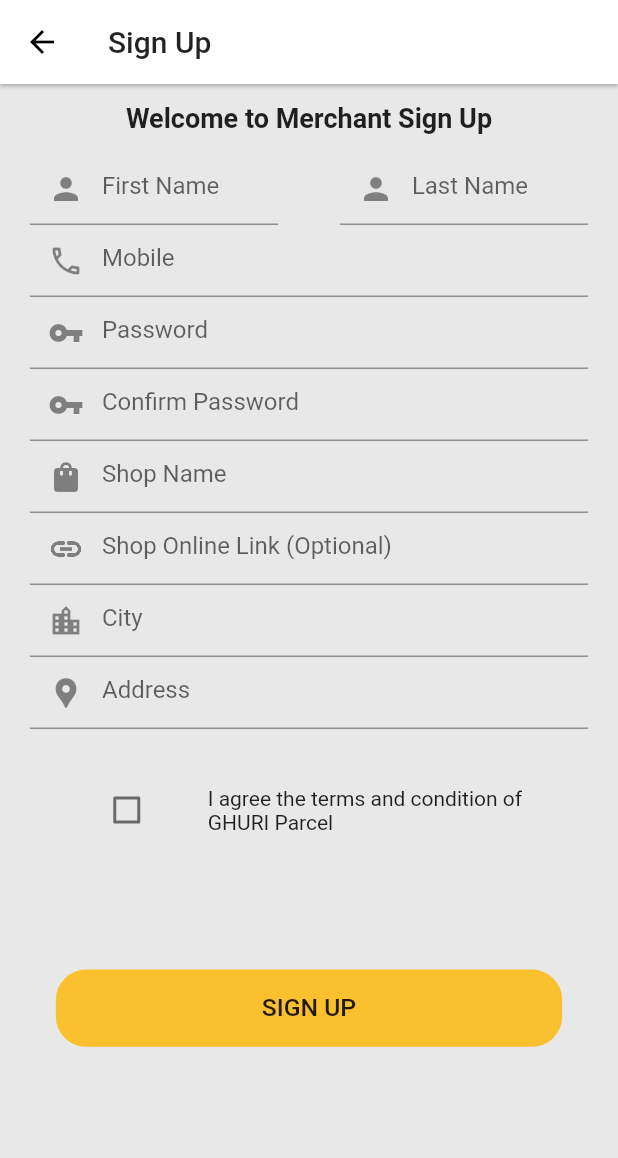
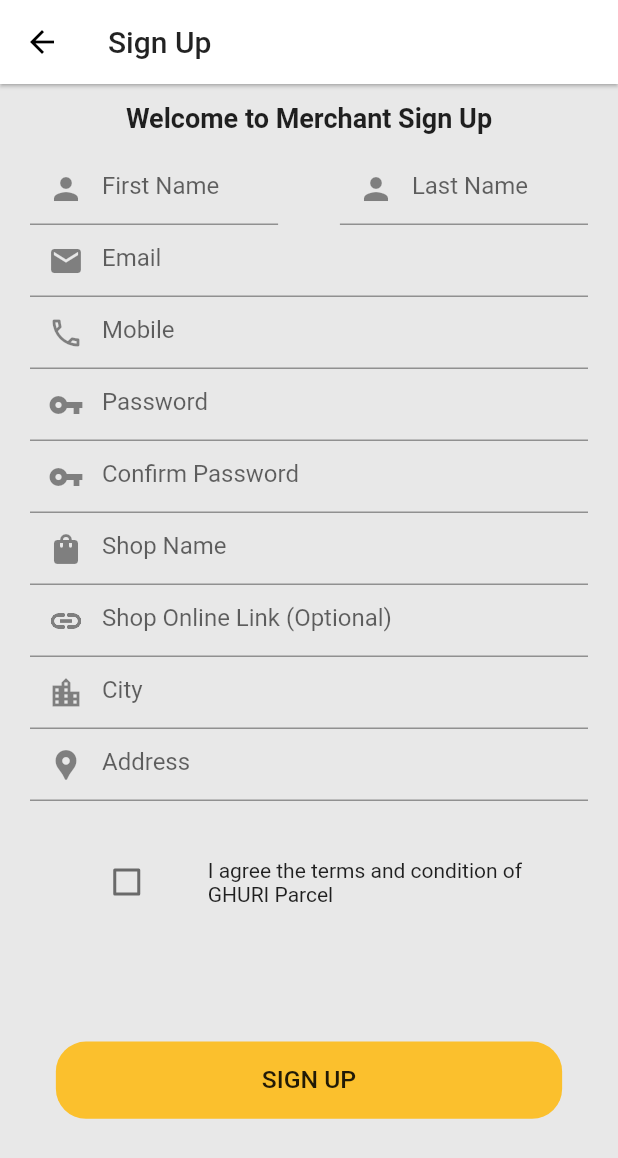
Before and after one commit to IshtiaqAhmadRion/ghuri_test_app, a Flutter app: the RegScreen screen opened by its route, on a phone screen of 412 x 824 dp. Shown: the top 1158 px of the screen. Run offline on Flutter 3.47's test engine with Material 2 defaults, Android fonts, the phone set to English and light mode, and no system bars; network calls fail.

Commit message:
text form field

```diff
--- /dev/null
+++ b/lib/constants.dart
@@ -0,0 +1,12 @@
+final RegExp emailValidatorRegExp =
+    RegExp(r"^[a-zA-Z0-9.]+@[a-zA-Z0-9]+\.[a-zA-z]+");
+
+const String kFirstNameError = "Enter Your Frist Name";
+const String kLastNameError = "Enter Your Last Name";
+const String kNumberError = "Please Enter Your Mobile Number";
+const String kValidNumberError = "Please Enter Valid Mobile Number";
+const String kPassNullError = "Please Enter your password";
+const String kShortPassError = "Password is too short";
+const String kMathcPassError = "Password don't match";
+const String kEmailNullError = "Please Enter your email";
+const String kInvalidEmailError = "Please Enter Valid Email";
--- a/lib/screens/registration/component/body.dart
+++ b/lib/screens/registration/component/body.dart
@@ -1,7 +1,6 @@
-// ignore_for_file: avoid_unnecessary_containers, prefer_const_constructors, prefer_final_fields, prefer_const_literals_to_create_immutables, deprecated_member_use
+// ignore_for_file: avoid_unnecessary_containers, prefer_const_constructors, prefer_final_fields, prefer_const_literals_to_create_immutables, deprecated_member_use, avoid_print, unused_local_variable
 
 import 'package:flutter/material.dart';
-import 'package:ghuri_test_app/screens/login/login_screen.dart';
 import 'package:ghuri_test_app/screens/registration/component/registration_form.dart';
 
 class Body extends StatefulWidget {
@@ -13,7 +12,7 @@ class Body extends StatefulWidget {
 
 class _BodyState extends State<Body> {
 
-   bool _isClicked = false;
+
 
   @override
   Widget build(BuildContext context) {
@@ -29,46 +28,7 @@ class _BodyState extends State<Body> {
             RegistrationForm(),
 
 
-            SizedBox(
-              height: 30,
-            ),
-            Row(
-              mainAxisAlignment: MainAxisAlignment.center,
-              children: [
-                Checkbox(
-                  checkColor: Colors.white,
-                  activeColor: Colors.yellow[700],
-                  value: _isClicked,
-                  onChanged: (bool? value) {
-                    setState(() {
-                      _isClicked = value!;
-                    });
-                  },
-                ),
-                SizedBox(width: 30),
-                Text("I agree the terms and condition of \nGHURI Parcel")
-              ],
-            ),
-            SizedBox(
-              height: screenHeight / 10,
-            ),
-            FlatButton(
-              height: screenWidth / 8,
-              padding: EdgeInsets.symmetric(horizontal: screenWidth / 3),
-              shape: RoundedRectangleBorder(
-                  borderRadius: BorderRadius.circular(20)),
-              onPressed: () {
-                Navigator.pushNamed(context, LoginScreen.routeName);
-              },
-              color: Colors.yellow[700],
-              child: Text(
-                "SIGN UP",
-                style: TextStyle(
-                  fontSize: screenWidth / 25,
-                  color: Colors.black87,
-                ),
-              ),
-            ),
+
             SizedBox(
               height: screenHeight / 8,
             )
--- a/lib/screens/registration/component/registration_form.dart
+++ b/lib/screens/registration/component/registration_form.dart
@@ -1,6 +1,13 @@
-// ignore_for_file: prefer_const_constructors_in_immutables, prefer_const_constructors, override_on_non_overriding_member, prefer_final_fields, unused_field, annotate_overrides
+// confirm pass complete need to work shop name and go on
+
+
+
+
+// ignore_for_file: prefer_const_constructors_in_immutables, prefer_const_constructors, override_on_non_overriding_member, prefer_final_fields, unused_field, annotate_overrides, avoid_print, deprecated_member_use, unused_local_variable
 
 import 'package:flutter/material.dart';
+import 'package:ghuri_test_app/constants.dart';
+import 'package:ghuri_test_app/screens/login/login_screen.dart';
 
 class RegistrationForm extends StatefulWidget {
   RegistrationForm({Key? key}) : super(key: key);
@@ -12,9 +19,18 @@ class RegistrationForm extends StatefulWidget {
 class _RegistrationFormState extends State<RegistrationForm> {
   @override
   GlobalKey<FormState> _formKey = GlobalKey<FormState>();
+  // ignore: prefer_typing_uninitialized_variables
+  String fName = '',
+      lName = '',
+      email = '',
+      mobile = '',
+      pass = '',
+      confirmPass = '';
 
-
+  bool _isClicked = false;
   Widget build(BuildContext context) {
+    var screenHeight = MediaQuery.of(context).size.height;
+    var screenWidth = MediaQuery.of(context).size.width;
     return Form(
       key: _formKey,
       child: Padding(
@@ -32,6 +48,7 @@ class _RegistrationFormState extends State<RegistrationForm> {
                 buildLastNameTextFormField(),
               ],
             ),
+            buildEmailFormField(),
             buildMobileFormField(),
             buildPasswordFormField(),
             buildConfirmPassFormField(),
@@ -39,6 +56,48 @@ class _RegistrationFormState extends State<RegistrationForm> {
             buildShopLinkFormField(),
             buildCityFormField(),
             buildAddressFormField(),
+            SizedBox(
+              height: 30,
+            ),
+            Row(
+              mainAxisAlignment: MainAxisAlignment.center,
+              children: [
+                Checkbox(
+                  checkColor: Colors.white,
+                  activeColor: Colors.yellow[700],
+                  value: _isClicked,
+                  onChanged: (bool? value) {
+                    setState(() {
+                      _isClicked = value!;
+                    });
+                  },
+                ),
+                SizedBox(width: 30),
+                Text("I agree the terms and condition of \nGHURI Parcel")
+              ],
+            ),
+            SizedBox(
+              height: screenHeight / 10,
+            ),
+            FlatButton(
+              height: screenWidth / 8,
+              padding: EdgeInsets.symmetric(horizontal: screenWidth / 3),
+              shape: RoundedRectangleBorder(
+                  borderRadius: BorderRadius.circular(20)),
+              onPressed: () {
+                if (_formKey.currentState!.validate()) {
+                  Navigator.pushNamed(context, LoginScreen.routeName);
+                }
+              },
+              color: Colors.yellow[700],
+              child: Text(
+                "SIGN UP",
+                style: TextStyle(
+                  fontSize: screenWidth / 25,
+                  color: Colors.black87,
+                ),
+              ),
+            ),
           ],
         ),
       ),
@@ -96,6 +155,15 @@ class _RegistrationFormState extends State<RegistrationForm> {
 
   TextFormField buildConfirmPassFormField() {
     return TextFormField(
+      onSaved: (newValue) => confirmPass = newValue!,
+      validator: (value) {
+        if (value!.isEmpty) {
+          return kPassNullError;
+        } else if (value != pass) {
+          return kMathcPassError;
+        }
+        return null;
+      },
       obscureText: true,
       decoration: InputDecoration(
         hintText: "Confirm Password",
@@ -109,7 +177,16 @@ class _RegistrationFormState extends State<RegistrationForm> {
 
   TextFormField buildPasswordFormField() {
     return TextFormField(
+      onSaved: (newValue) => pass = newValue!,
+      validator: (value) {
+        if (value!.isEmpty) {
+          return kPassNullError;
+        } else if (value.length < 8) {
+          return kShortPassError;
+        }
 
+        return null;
+      },
       obscureText: true,
       decoration: InputDecoration(
         hintText: "Password",
@@ -123,6 +200,15 @@ class _RegistrationFormState extends State<RegistrationForm> {
 
   TextFormField buildMobileFormField() {
     return TextFormField(
+      onSaved: (value) => mobile = value!,
+      validator: (value) {
+        if (value!.isEmpty) {
+          return kNumberError;
+        } else if (value.length < 11 || value.length > 11) {
+          return kValidNumberError;
+        }
+        return null;
+      },
       keyboardType: TextInputType.number,
       decoration: InputDecoration(
         hintText: "Mobile",
@@ -136,6 +222,15 @@ class _RegistrationFormState extends State<RegistrationForm> {
 
   TextFormField buildEmailFormField() {
     return TextFormField(
+      onSaved: (value) => email = value!,
+      validator: (value) {
+        if (value!.isEmpty) {
+          return kEmailNullError;
+        } else if (!emailValidatorRegExp.hasMatch(value)) {
+          return kInvalidEmailError;
+        }
+        return null;
+      },
       keyboardType: TextInputType.emailAddress,
       decoration: InputDecoration(
         hintText: "Email",
@@ -150,6 +245,13 @@ class _RegistrationFormState extends State<RegistrationForm> {
   Expanded buildLastNameTextFormField() {
     return Expanded(
       child: TextFormField(
+        onSaved: (value) => lName = value!,
+        validator: (value) {
+          if (value!.isEmpty) {
+            return kLastNameError;
+          }
+          return null;
+        },
         keyboardType: TextInputType.name,
         decoration: InputDecoration(
           hintText: "Last Name",
@@ -165,6 +267,13 @@ class _RegistrationFormState extends State<RegistrationForm> {
   Expanded buildFirstNameTextFormField() {
     return Expanded(
       child: TextFormField(
+        onSaved: (value) => fName = value!,
+        validator: (value) {
+          if (value!.isEmpty) {
+            return kFirstNameError;
+          }
+          return null;
+        },
         keyboardType: TextInputType.name,
         decoration: InputDecoration(
           hintText: 'First Name',
```
